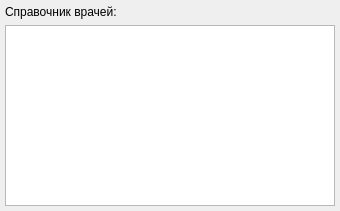
This is src/dict/doctors/views/doctors_list_widget.ui in vvchigirev/Endo as Qt 5 draws it before an edit. The edited form follows.
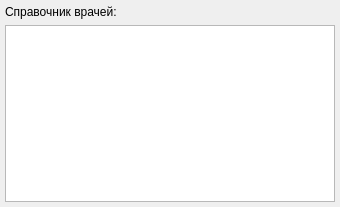
This is the edited form.

Commit message: ENDO-9. Переработан виджет показывающий список врачей

Patch:
```diff
--- a/src/dict/doctors/views/doctors_list_widget.ui
+++ b/src/dict/doctors/views/doctors_list_widget.ui
@@ -7,7 +7,7 @@
     <x>0</x>
     <y>0</y>
     <width>340</width>
-    <height>211</height>
+    <height>207</height>
    </rect>
   </property>
   <property name="windowTitle">
```
The commit also changes 1 other file.
